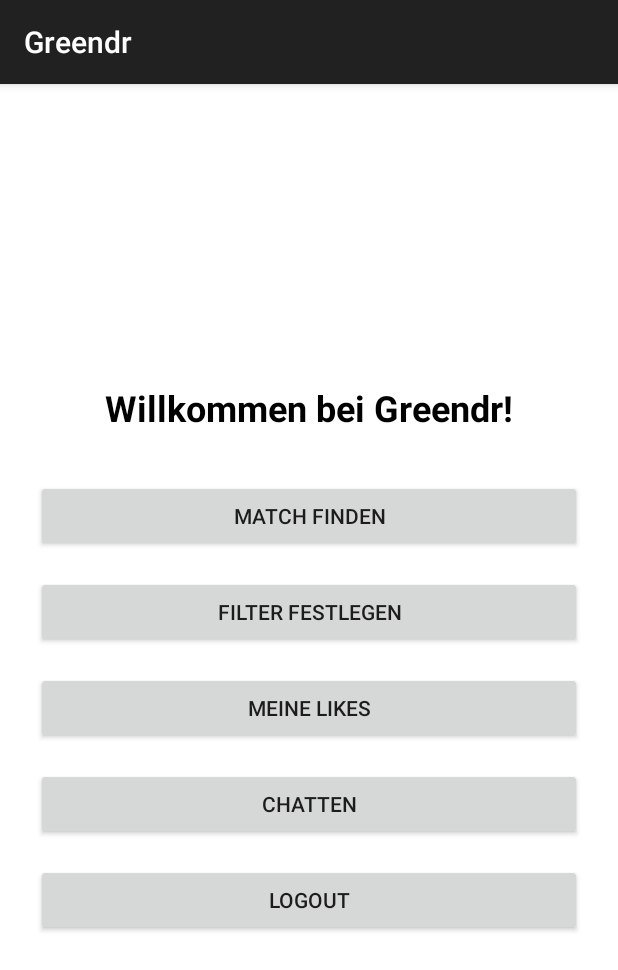
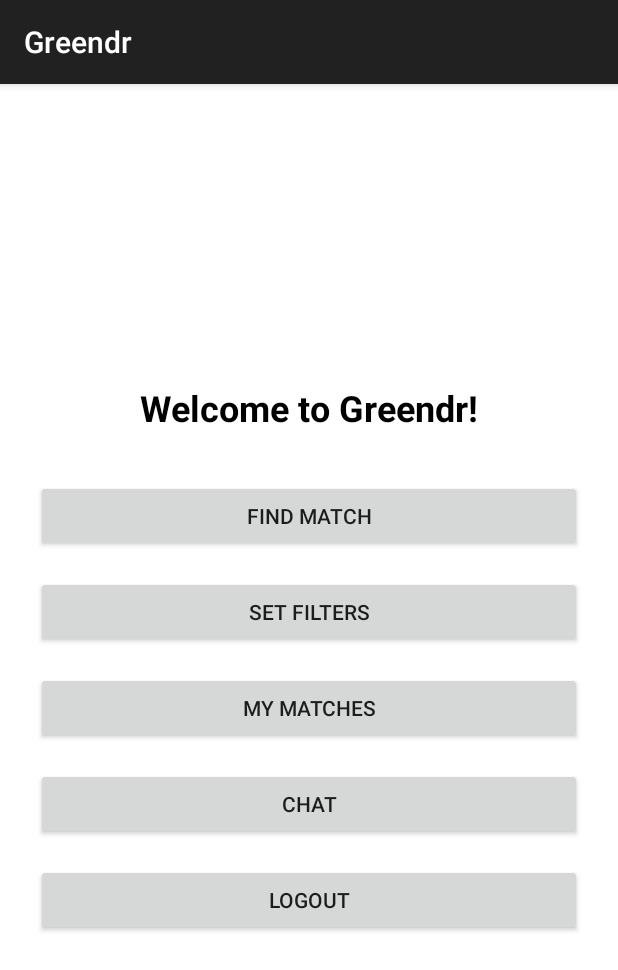
Before and after one commit to JanBusson/Greend-for-Android, an Android app built with Jetpack Compose: the fragment WelcomeFragment placed in its activity, on a phone screen of 412 x 824 dp. Shown: the top 970 px of the screen. Run offline under Robolectric (Android 15) with nearby library versions, the phone set to English and light mode, and no system bars; our stand-ins replace Firebase (no records; nobody signed in at launch, a user with empty details on screens opened directly).

Commit message:
changed ressoures to english

```diff
--- a/app/src/main/res/layout/fragment_welcome.xml
+++ b/app/src/main/res/layout/fragment_welcome.xml
@@ -35,7 +35,7 @@
         android:id="@+id/button_liked"
         android:layout_width="match_parent"
         android:layout_height="wrap_content"
-        android:text="@string/button_likedProfiles"
+        android:text="@string/button_myMatches"
         android:layout_marginBottom="16dp" />
 
     <Button
--- a/app/src/main/res/values/strings.xml
+++ b/app/src/main/res/values/strings.xml
@@ -1,17 +1,17 @@
-<!-- Ressourcen für bessere Skallierbarkeit, Variablenname Englisch- Inhalt deutsch -->
+<!-- Ressourcen für bessere Skallierbarkeit -->
 
 <resources>
     <string name="app_name">Greendr</string>
     <string name="button_login">Login</string>
     <string name="button_logout">Logout</string>
-    <string name="button_register">Registrieren</string>
-    <string name="button_passwordRecovery">Passwort vergessen?</string>
-    <string name="promt_email">E-Mail</string>
-    <string name="promt_password">Passwort</string>
+    <string name="button_register">Register</string>
+    <string name="button_passwordRecovery">Forgot password?</string>
+    <string name="promt_email">Email</string>
+    <string name="promt_password">Password</string>
     <string name="button_back">Go Back</string>
-    <string name="button_findMatch">Match finden</string>
-    <string name="chat">Chatten</string>
-    <string name="promt_welcome">Willkommen bei Greendr!</string>
-    <string name="button_likedProfiles">Meine Likes</string>
-    <string name="button_filter">Filter festlegen</string>
+    <string name="button_findMatch">Find Match</string>
+    <string name="chat">Chat</string>
+    <string name="promt_welcome">Welcome to Greendr!</string>
+    <string name="button_myMatches">My Matches</string>
+    <string name="button_filter">Set Filters</string>
 </resources>
```
